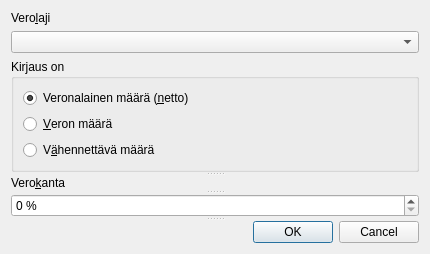
Old version of the form kitupiikki/kirjaus/verodialogi.ui in the repository artoh/kitupiikki.
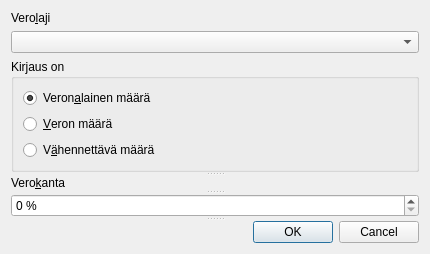
New version of the form.

```diff
--- a/kitupiikki/kirjaus/verodialogi.ui
+++ b/kitupiikki/kirjaus/verodialogi.ui
@@ -40,7 +40,7 @@
        <item>
         <widget class="QRadioButton" name="veronalainenRadio">
          <property name="text">
-          <string>Veronalainen määrä (&amp;netto)</string>
+          <string>Veron&amp;alainen määrä</string>
          </property>
          <property name="checked">
           <bool>true</bool>
```
